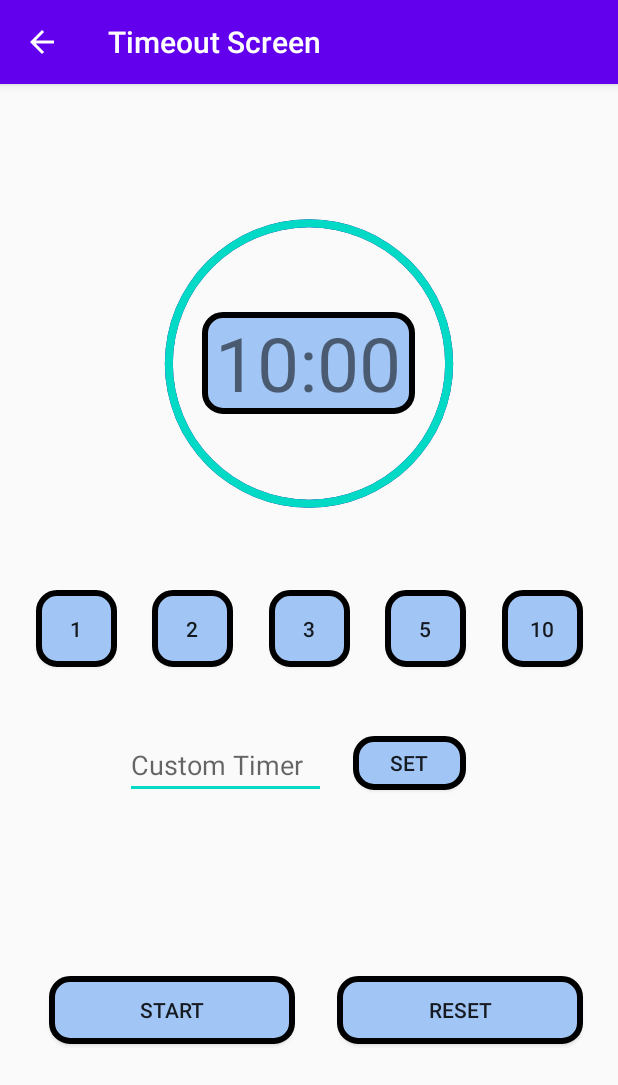
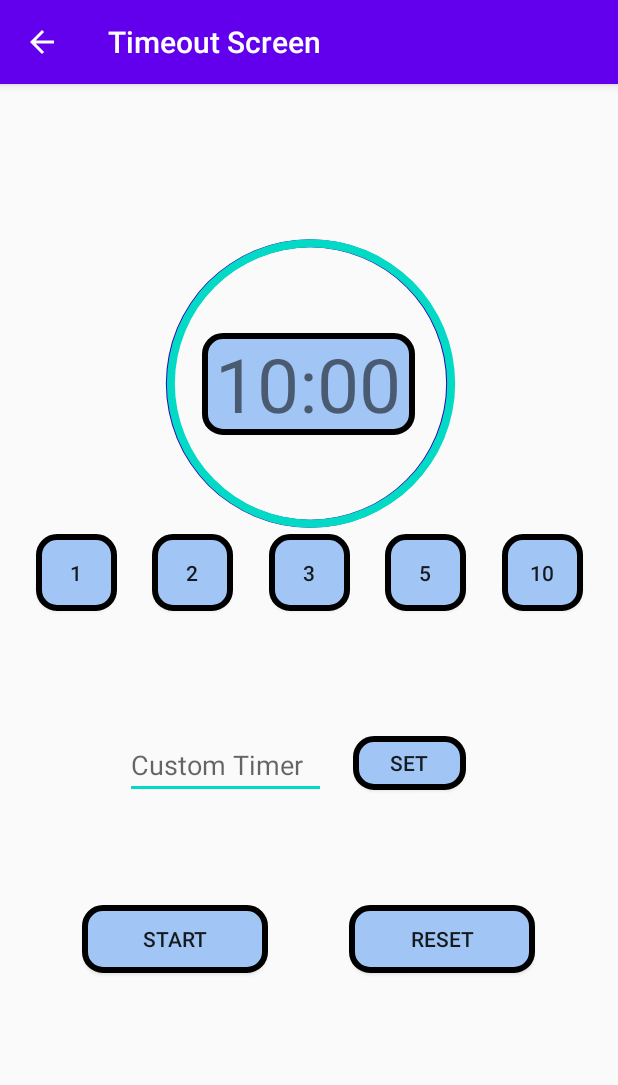
Before and after one commit to Haibhailie/ChildManager, an Android app: the screen it shows after launch (Timeout), after a tap on "Countdown Timer", on a phone screen of 412 x 824 dp. Shown: the top 1085 px of the screen. Run offline under Robolectric (Android 15) with nearby library versions, the phone set to English and light mode, and no system bars.

Commit message:
Fixed constraints for different device aspect ratios

```diff
--- a/app/src/main/java/com/example/project/MainActivity.java
+++ b/app/src/main/java/com/example/project/MainActivity.java
@@ -28,6 +28,7 @@ public class MainActivity extends AppCompatActivity {
         setupConfigureButton();
         setupCountdownButton();
         setupFlipCoinButton();
+        //setupAboutUsButton();
     }
 
     private void setupConfigureButton() {
@@ -63,6 +64,17 @@ public class MainActivity extends AppCompatActivity {
         });
     }
 
+    /*private void setupAboutUsButton() {
+        Button flip = (Button) findViewById(R.id.aboutButton);
+        flip.setOnClickListener(new View.OnClickListener() {
+            @Override
+            public void onClick(View v) {
+                Intent intent = ChooseChildCoinFlipActivity.makeLaunchIntent(MainActivity.this);
+                startActivity(intent);
+            }
+        });
+    }*/
+
     @Override
     public boolean onCreateOptionsMenu(Menu menu) {
         // Inflate the menu; this adds items to the action bar if it is present.
--- a/app/src/main/res/layout/content_timeout.xml
+++ b/app/src/main/res/layout/content_timeout.xml
@@ -8,12 +8,12 @@
 
     <pl.droidsonroids.gif.GifImageView
         android:id="@+id/calmBackground"
-        android:layout_width="match_parent"
-        android:layout_height="match_parent"
+        android:layout_width="412dp"
+        android:layout_height="717dp"
         android:adjustViewBounds="true"
         android:scaleType="centerCrop"
         tools:layout_editor_absoluteX="0dp"
-        tools:layout_editor_absoluteY="17dp" />
+        tools:layout_editor_absoluteY="-3dp" />
 
     <ProgressBar
         android:id="@+id/timerProgressBG"
@@ -28,8 +28,11 @@
         android:progressDrawable="@drawable/circle_progress_bar_bg"
         app:layout_constraintBottom_toBottomOf="parent"
         app:layout_constraintEnd_toEndOf="parent"
+        app:layout_constraintHorizontal_bias="0.496"
         app:layout_constraintStart_toStartOf="parent"
-        app:layout_constraintTop_toTopOf="parent" />
+        app:layout_constraintTop_toTopOf="parent"
+        app:layout_constraintVertical_bias="0.379" />
+
 
     <ProgressBar
         android:id="@+id/timerProgress"
@@ -44,95 +47,53 @@
         android:progressDrawable="@drawable/circle_progress_bar"
         app:layout_constraintBottom_toBottomOf="parent"
         app:layout_constraintEnd_toEndOf="parent"
+        app:layout_constraintHorizontal_bias="0.491"
         app:layout_constraintStart_toStartOf="parent"
-        app:layout_constraintTop_toTopOf="parent" />
+        app:layout_constraintTop_toTopOf="parent"
+        app:layout_constraintVertical_bias="0.381" />
 
     <TextView
         android:id="@+id/countdownText"
         android:layout_width="142dp"
         android:layout_height="68dp"
-        android:layout_marginStart="143dp"
-        android:layout_marginTop="127dp"
-        android:layout_marginEnd="144dp"
-        android:layout_marginBottom="523dp"
         android:background="@drawable/main_button_bg"
         android:text="@string/_10_00"
         android:textAlignment="center"
         android:textSize="50sp"
+        app:layout_constraintBottom_toBottomOf="@+id/timerProgressBG"
+        app:layout_constraintEnd_toEndOf="@+id/timerProgressBG"
+        app:layout_constraintHorizontal_bias="0.489"
+        app:layout_constraintStart_toStartOf="@+id/timerProgressBG"
+        app:layout_constraintTop_toTopOf="@+id/timerProgressBG" />
+
+    <Button
+        android:id="@+id/resetCountdown"
+        android:layout_width="124dp"
+        android:layout_height="45dp"
+        android:layout_marginStart="223dp"
+        android:layout_marginTop="492dp"
+        android:layout_marginEnd="46dp"
+        android:layout_marginBottom="120dp"
+        android:background="@drawable/main_button"
+        android:text="@string/reset"
         app:layout_constraintBottom_toBottomOf="parent"
         app:layout_constraintEnd_toEndOf="parent"
         app:layout_constraintStart_toStartOf="parent"
         app:layout_constraintTop_toTopOf="parent" />
 
-
-    <Button
-        android:id="@+id/resetCountdown"
-        android:layout_width="164dp"
-        android:layout_height="45dp"
-        android:layout_marginTop="512dp"
-        android:layout_marginEnd="23dp"
-        android:layout_marginBottom="46dp"
-        android:background="@drawable/main_button"
-        android:text="@string/reset"
-        app:layout_constraintBottom_toBottomOf="parent"
-        app:layout_constraintEnd_toEndOf="parent"
-        app:layout_constraintTop_toTopOf="parent" />
-
     <Button
         android:id="@+id/startCountdown"
-        android:layout_width="164dp"
+        android:layout_width="124dp"
         android:layout_height="45dp"
-        android:layout_marginStart="32dp"
-        android:layout_marginTop="512dp"
-        android:layout_marginEnd="28dp"
-        android:layout_marginBottom="46dp"
+        android:layout_marginStart="45dp"
+        android:layout_marginTop="492dp"
+        android:layout_marginEnd="224dp"
+        android:layout_marginBottom="120dp"
         android:background="@drawable/main_button"
         android:text="@string/start"
         app:layout_constraintBottom_toBottomOf="parent"
-        app:layout_constraintEnd_toStartOf="@+id/resetCountdown"
+        app:layout_constraintEnd_toEndOf="parent"
         app:layout_constraintStart_toStartOf="parent"
-        app:layout_constraintTop_toTopOf="parent" />
-
-    <Button
-        android:id="@+id/min1Button"
-        android:layout_width="54dp"
-        android:layout_height="51dp"
-        android:layout_marginTop="255dp"
-        android:layout_marginBottom="297dp"
-        android:background="@drawable/main_button"
-        android:text="@string/_1"
-        app:layout_constraintBottom_toBottomOf="parent"
-        app:layout_constraintEnd_toStartOf="@+id/min2Button"
-        app:layout_constraintHorizontal_bias="0.5"
-        app:layout_constraintStart_toStartOf="parent"
-        app:layout_constraintTop_toTopOf="parent" />
-
-    <Button
-        android:id="@+id/min2Button"
-        android:layout_width="54dp"
-        android:layout_height="51dp"
-        android:layout_marginTop="255dp"
-        android:layout_marginBottom="297dp"
-        android:background="@drawable/main_button"
-        android:text="@string/_2"
-        app:layout_constraintBottom_toBottomOf="parent"
-        app:layout_constraintEnd_toStartOf="@+id/min3Button"
-        app:layout_constraintHorizontal_bias="0.5"
-        app:layout_constraintStart_toEndOf="@+id/min1Button"
-        app:layout_constraintTop_toTopOf="parent" />
-
-    <Button
-        android:id="@+id/min3Button"
-        android:layout_width="54dp"
-        android:layout_height="51dp"
-        android:layout_marginTop="255dp"
-        android:layout_marginBottom="297dp"
-        android:background="@drawable/main_button"
-        android:text="@string/_3"
-        app:layout_constraintBottom_toBottomOf="parent"
-        app:layout_constraintEnd_toStartOf="@+id/min5Button"
-        app:layout_constraintHorizontal_bias="0.5"
-        app:layout_constraintStart_toEndOf="@+id/min2Button"
         app:layout_constraintTop_toTopOf="parent" />
 
     <Button
@@ -147,7 +108,53 @@
         app:layout_constraintEnd_toStartOf="@+id/min10Button"
         app:layout_constraintHorizontal_bias="0.5"
         app:layout_constraintStart_toEndOf="@+id/min3Button"
-        app:layout_constraintTop_toTopOf="parent" />
+        app:layout_constraintTop_toTopOf="parent"
+        app:layout_constraintVertical_bias="0.271" />
+
+    <Button
+        android:id="@+id/min1Button"
+        android:layout_width="54dp"
+        android:layout_height="51dp"
+        android:layout_marginTop="255dp"
+        android:layout_marginBottom="297dp"
+        android:background="@drawable/main_button"
+        android:text="@string/_1"
+        app:layout_constraintBottom_toBottomOf="parent"
+        app:layout_constraintEnd_toStartOf="@+id/min2Button"
+        app:layout_constraintHorizontal_bias="0.5"
+        app:layout_constraintStart_toStartOf="parent"
+        app:layout_constraintTop_toTopOf="parent"
+        app:layout_constraintVertical_bias="0.271" />
+
+    <Button
+        android:id="@+id/min2Button"
+        android:layout_width="54dp"
+        android:layout_height="51dp"
+        android:layout_marginTop="255dp"
+        android:layout_marginBottom="297dp"
+        android:background="@drawable/main_button"
+        android:text="@string/_2"
+        app:layout_constraintBottom_toBottomOf="parent"
+        app:layout_constraintEnd_toStartOf="@+id/min3Button"
+        app:layout_constraintHorizontal_bias="0.5"
+        app:layout_constraintStart_toEndOf="@+id/min1Button"
+        app:layout_constraintTop_toTopOf="parent"
+        app:layout_constraintVertical_bias="0.271" />
+
+    <Button
+        android:id="@+id/min3Button"
+        android:layout_width="54dp"
+        android:layout_height="51dp"
+        android:layout_marginTop="255dp"
+        android:layout_marginBottom="297dp"
+        android:background="@drawable/main_button"
+        android:text="@string/_3"
+        app:layout_constraintBottom_toBottomOf="parent"
+        app:layout_constraintEnd_toStartOf="@+id/min5Button"
+        app:layout_constraintHorizontal_bias="0.5"
+        app:layout_constraintStart_toEndOf="@+id/min2Button"
+        app:layout_constraintTop_toTopOf="parent"
+        app:layout_constraintVertical_bias="0.271" />
 
     <Button
         android:id="@+id/min10Button"
@@ -161,7 +168,8 @@
         app:layout_constraintEnd_toEndOf="parent"
         app:layout_constraintHorizontal_bias="0.5"
         app:layout_constraintStart_toEndOf="@+id/min5Button"
-        app:layout_constraintTop_toTopOf="parent" />
+        app:layout_constraintTop_toTopOf="parent"
+        app:layout_constraintVertical_bias="0.271" />
 
     <Button
         android:id="@+id/customButton"
```
Also changed, not shown: app/src/main/res/layout/content_main.xml (+35 -39 lines).
